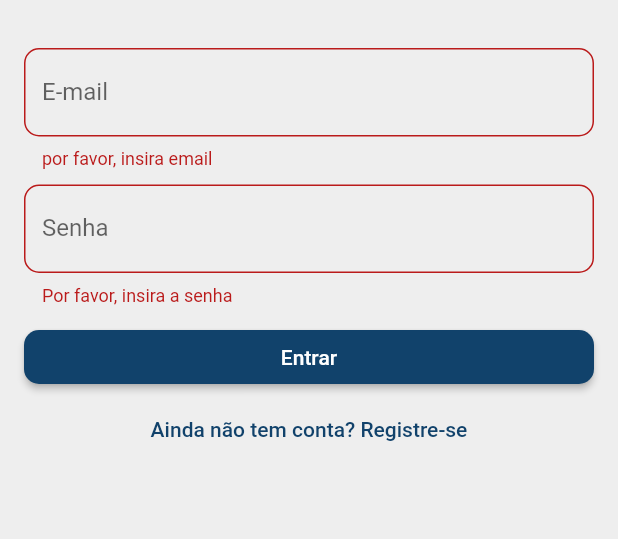
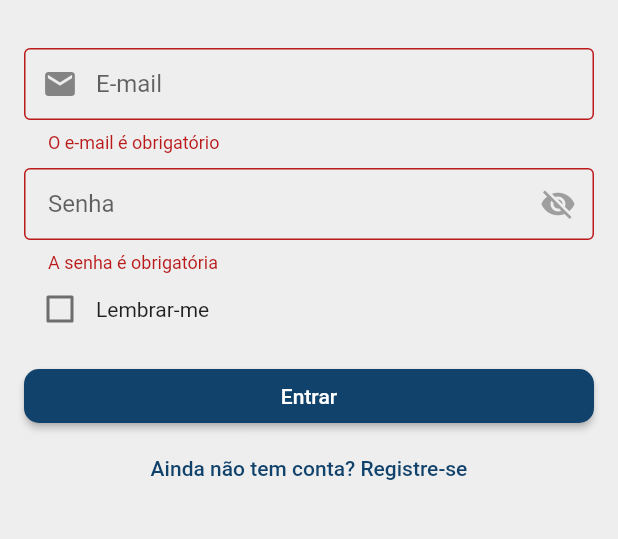
Before and after one commit to marianetasca/lista_de_compras, a Flutter app: the screen it shows after launch, after a tap on "Entrar", on a phone screen of 412 x 824 dp, the part 567-1106 px from its top. Run offline on Flutter 3.47's test engine with Material 3 defaults, Android fonts, the phone set to English and light mode, and no system bars; our stand-ins replace cloud_firestore, firebase_auth, firebase_core, share_plus, shared_preferences; accounts and stored records are empty.

Commit message:
ultimos ajustes

```diff
--- a/lib/views/login_page.dart
+++ b/lib/views/login_page.dart
@@ -2,6 +2,7 @@ import 'package:flutter/material.dart';
 import 'package:flutter_trabalho/services/authentication_service.dart';
 import 'package:flutter_trabalho/widgets/snack_bar_widget.dart';
 import 'package:flutter_trabalho/widgets/text_field_widget.dart';
+import 'package:shared_preferences/shared_preferences.dart';
 
 class LoginPage extends StatefulWidget {
   const LoginPage({super.key});
@@ -15,6 +16,55 @@ class _LoginPageState extends State<LoginPage> {
   TextEditingController _emailController = TextEditingController();
   TextEditingController _passwordController = TextEditingController();
   AuthenticationService _authService = AuthenticationService();
+  bool _senhaVisivel = false;
+  bool _lembrarMe = false;
+  bool _isActive = true;
+
+  @override
+  void initState() {
+    super.initState();
+    _carregarCredenciais();
+  }
+
+  @override
+  void dispose() {
+    _isActive = false;
+    super.dispose();
+  }
+
+  Future<void> _carregarCredenciais() async {
+    final prefs = await SharedPreferences.getInstance();
+    if (!_isActive) return;
+
+    setState(() {
+      _lembrarMe = prefs.getBool('lembrarMe') ?? false;
+      if (_lembrarMe) {
+        _emailController.text = prefs.getString('email') ?? '';
+        _passwordController.text = prefs.getString('senha') ?? '';
+        if (_isActive) {
+          ScaffoldMessenger.of(context).showSnackBar(
+            SnackBar(
+              content: Text('Credenciais carregadas automaticamente'),
+              duration: Duration(seconds: 2),
+            ),
+          );
+        }
+      }
+    });
+  }
+
+  Future<void> _salvarCredenciais() async {
+    final prefs = await SharedPreferences.getInstance();
+    if (_lembrarMe) {
+      await prefs.setString('email', _emailController.text);
+      await prefs.setString('senha', _passwordController.text);
+      await prefs.setBool('lembrarMe', true);
+    } else {
+      await prefs.remove('email');
+      await prefs.remove('senha');
+      await prefs.setBool('lembrarMe', false);
+    }
+  }
 
   @override
   Widget build(BuildContext context) {
@@ -45,24 +95,57 @@ class _LoginPageState extends State<LoginPage> {
                 children: [
                   TextFormField(
                     controller: _emailController,
-                    decoration: decoration("E-mail"),
-                    validator: (value) => requiredValidator(value, "email"),
+                    keyboardType: TextInputType.emailAddress,
+                    decoration: decoration("E-mail").copyWith(
+                      prefixIcon: Icon(Icons.email),
+                      hintText: 'exemplo@email.com',
+                    ),
+                    validator: emailValidator,
+                    autovalidateMode: AutovalidateMode.onUserInteraction,
                   ),
                   SizedBox(height: 10),
                   TextFormField(
                     controller: _passwordController,
-                    decoration: decoration('Senha'),
-                    obscureText: true,
+                    decoration: decoration('Senha').copyWith(
+                      suffixIcon: IconButton(
+                        icon: Icon(
+                          _senhaVisivel ? Icons.visibility : Icons.visibility_off,
+                          color: Colors.grey,
+                        ),
+                        onPressed: () {
+                          setState(() {
+                            _senhaVisivel = !_senhaVisivel;
+                          });
+                        },
+                      ),
+                    ),
+                    obscureText: !_senhaVisivel,
                     validator: (value) => passwordValidator(value),
+                  ),
+                  Row(
+                    children: [
+                      Checkbox(
+                        value: _lembrarMe,
+                        onChanged: (value) {
+                          setState(() {
+                            _lembrarMe = value ?? false;
+                          });
+                        },
+                      ),
+                      Text('Lembrar-me'),
+                    ],
                   ),
                   SizedBox(
                     height: 10,
                   ),
                   ElevatedButton(
-                      onPressed: () {
+                      onPressed: () async {
                         if (_formKey.currentState?.validate() ?? false) {
                           String email = _emailController.text;
                           String password = _passwordController.text;
+
+                          await _salvarCredenciais();
+
                           _authService
                               .loginUser(email: email, password: password)
                               .then((erro) {
--- a/lib/widgets/text_field_widget.dart
+++ b/lib/widgets/text_field_widget.dart
@@ -1,22 +1,41 @@
 import 'package:flutter/material.dart';
+
 InputDecoration decoration(String label) {
   return InputDecoration(
     labelText: label,
-    border: OutlineInputBorder(borderRadius: BorderRadius.circular(10))
+    border: OutlineInputBorder(),
+    contentPadding: EdgeInsets.symmetric(horizontal: 16, vertical: 12),
   );
 }
-String? requiredValidator(String? value, String fieldName){
-  if( value == null||value.isEmpty) {
-    return'por favor, insira $fieldName';
+
+String? requiredValidator(String? value, String field) {
+  if (value == null || value.isEmpty) {
+    return 'Por favor, preencha $field';
   }
   return null;
 }
+
+String? emailValidator(String? value) {
+  if (value == null || value.isEmpty) {
+    return 'O e-mail é obrigatório';
+  }
+
+  // Expressão regular para validação de e-mail
+  final emailRegex = RegExp(r'^[\w-\.]+@([\w-]+\.)+[\w-]{2,4}$');
+
+  if (!emailRegex.hasMatch(value)) {
+    return 'Digite um e-mail válido';
+  }
+
+  return null;
+}
+
 String? passwordValidator(String? value) {
   if (value == null || value.isEmpty) {
-    return 'Por favor, insira a senha';
+    return 'A senha é obrigatória';
   }
   if (value.length < 6) {
-    return 'A senha deve ter no mínimo 6 caracteres';
+    return 'A senha deve ter pelo menos 6 caracteres';
   }
   return null;
 }
```
Also changed, not shown: lib/views/item_details_page.dart (added, +65 -0 lines), lib/views/login_register.dart (+34 -8 lines), pubspec.yaml (+4 -4 lines), lib/widgets/shared_widgets.dart (deleted), pubspec.lock, 1 other file.
